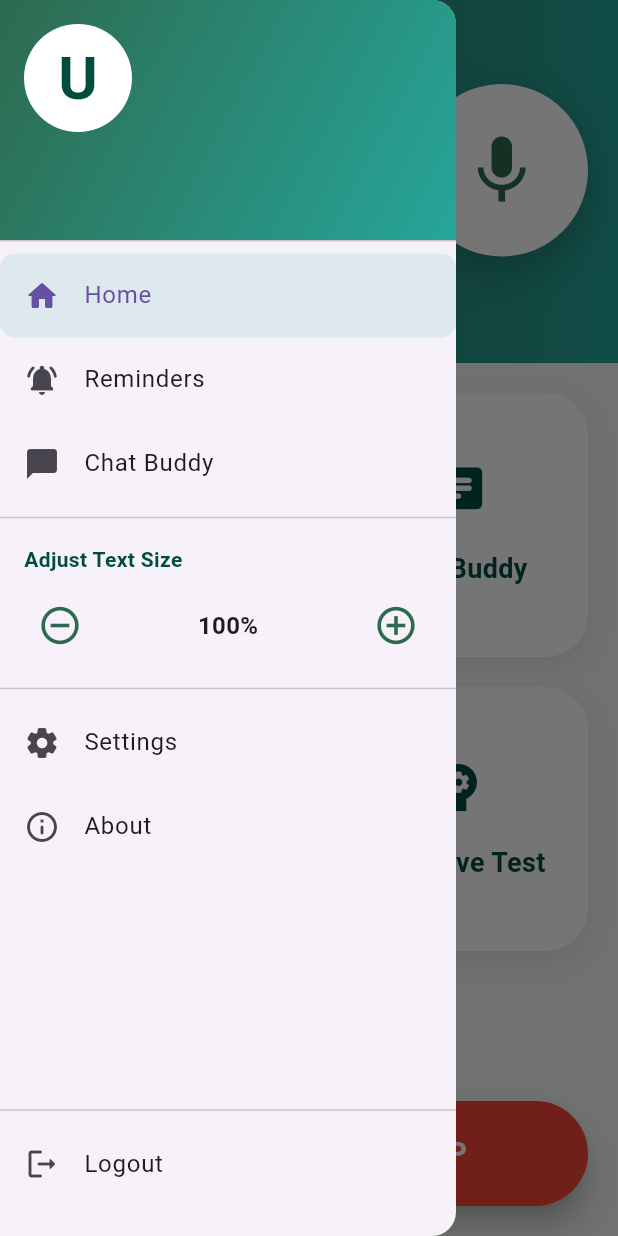
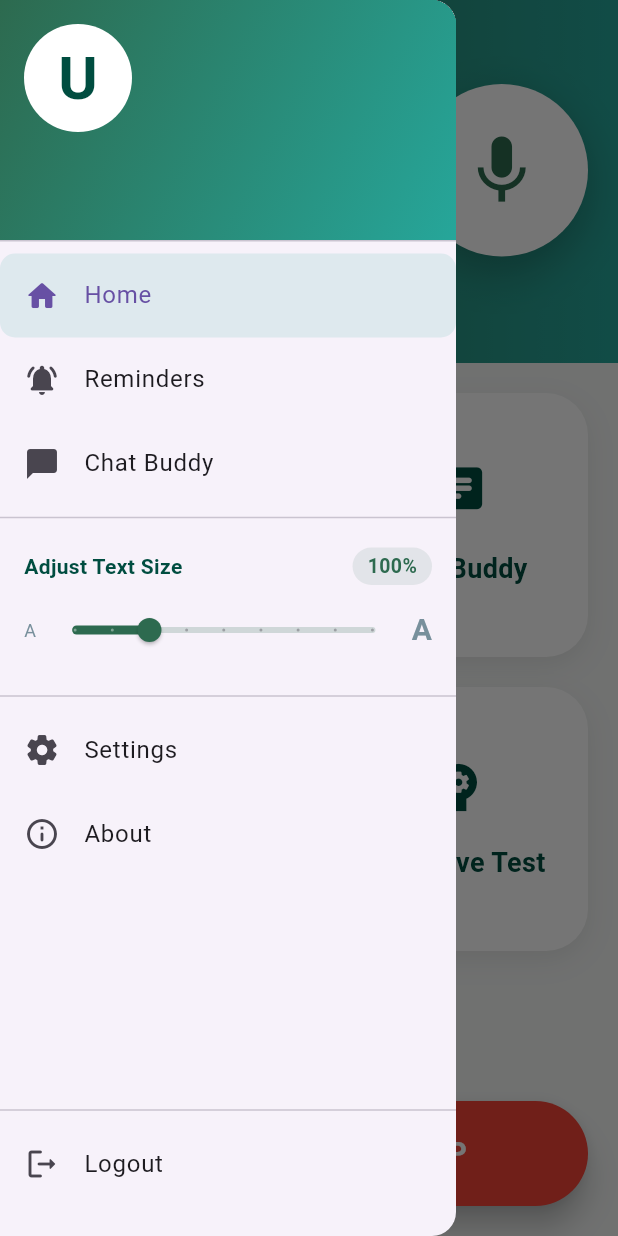
Before and after one commit to BhuwanSoni/dimentia, a Flutter app: the screen it shows once a user with an empty profile is signed in, with the side drawer open, on a phone screen of 412 x 824 dp. Run offline on Flutter 3.47's test engine with Material 3 defaults, Android fonts, the phone set to English and light mode, and no system bars; our stand-ins replace cloud_firestore, emoji_picker_flutter, firebase_auth, firebase_core, flutter_animate, flutter_local_notifications and 9 more; missing offline and left inert: flutter_phone_direct_caller; accounts and stored records are empty; network calls fail; project files that could hold a hidden picture were left out.

Commit message:
Initial com

```diff
--- a/dementia-app-main-22/lib/app_drawer.dart
+++ b/dementia-app-main-22/lib/app_drawer.dart
@@ -1,6 +1,6 @@
 import 'package:flutter/material.dart';
 import 'package:firebase_auth/firebase_auth.dart';
-import 'about_page.dart';      // ✅ ADDED
+import 'about_page.dart';
 import 'chatbot.dart';
 import 'reminders.dart';
 import 'settings.dart';
@@ -18,9 +18,7 @@ class _AppDrawerState extends State<AppDrawer> {
   int _selectedIndex = 0;
 
   void _onItemTapped(int index, VoidCallback navigate) {
-    setState(() {
-      _selectedIndex = index;
-    });
+    setState(() => _selectedIndex = index);
     Navigator.pop(context);
     Future.delayed(const Duration(milliseconds: 200), navigate);
   }
@@ -30,29 +28,11 @@ class _AppDrawerState extends State<AppDrawer> {
     await FirebaseAuth.instance.signOut();
   }
 
-  void _increaseFont() {
-    final settings = SettingsProvider.of(context);
-    if (settings.fontSizeMultiplier < 1.6) {
-      settings.updateFontSize(
-        (settings.fontSizeMultiplier + 0.1).clamp(0.8, 1.6),
-      );
-    }
-  }
-
-  void _decreaseFont() {
-    final settings = SettingsProvider.of(context);
-    if (settings.fontSizeMultiplier > 0.8) {
-      settings.updateFontSize(
-        (settings.fontSizeMultiplier - 0.1).clamp(0.8, 1.6),
-      );
-    }
-  }
-
   @override
   Widget build(BuildContext context) {
-    final user = FirebaseAuth.instance.currentUser;
+    final user     = FirebaseAuth.instance.currentUser;
     final settings = SettingsProvider.of(context);
-    final l = AppLocalizations.of(context)!;
+    final l        = AppLocalizations.of(context)!;
 
     return Drawer(
       child: Column(
@@ -62,7 +42,8 @@ class _AppDrawerState extends State<AppDrawer> {
             child: ListView(
               padding: EdgeInsets.zero,
               children: [
-                // ── Home ───────────────────────────────────────────────────
+
+                // ── Home ─────────────────────────────────────────────────
                 _buildDrawerItem(
                   icon: Icons.home_rounded,
                   text: l.home,
@@ -70,71 +51,104 @@ class _AppDrawerState extends State<AppDrawer> {
                   onTap: () {},
                 ),
 
-                // ── Reminders ──────────────────────────────────────────────
+                // ── Reminders ────────────────────────────────────────────
                 _buildDrawerItem(
                   icon: Icons.notifications_active_rounded,
                   text: l.reminders,
                   index: 1,
                   onTap: () => Navigator.push(
                     context,
-                    MaterialPageRoute(
-                      builder: (_) => const ReminderPage(),
-                    ),
+                    MaterialPageRoute(builder: (_) => const ReminderPage()),
                   ),
                 ),
 
-                // ── Chat Buddy ─────────────────────────────────────────────
+                // ── Chat Buddy ───────────────────────────────────────────
                 _buildDrawerItem(
                   icon: Icons.chat_bubble_rounded,
                   text: l.chatBuddy,
                   index: 2,
                   onTap: () => Navigator.push(
                     context,
-                    MaterialPageRoute(
-                      builder: (_) => const ChatScreen(),
-                    ),
+                    MaterialPageRoute(builder: (_) => const ChatScreen()),
                   ),
                 ),
 
                 const Divider(),
 
-                // ── Adjust Text Size ───────────────────────────────────────
+                // ── Adjust Text Size (slider) ─────────────────────────────
                 Padding(
-                  padding:
-                      const EdgeInsets.symmetric(horizontal: 16, vertical: 10),
+                  padding: const EdgeInsets.symmetric(
+                      horizontal: 16, vertical: 12),
                   child: Column(
                     crossAxisAlignment: CrossAxisAlignment.start,
                     children: [
-                      Text(
-                        l.adjustTextSize,
-                        style: const TextStyle(
-                          fontWeight: FontWeight.bold,
-                          color: Color(0xFF004D40),
-                        ),
-                      ),
-                      const SizedBox(height: 10),
+                      // Label row with live percentage
                       Row(
                         mainAxisAlignment: MainAxisAlignment.spaceBetween,
                         children: [
-                          IconButton(
-                            onPressed: _decreaseFont,
-                            icon: const Icon(Icons.remove_circle_outline),
-                            color: const Color(0xFF2D6A4F),
-                            iconSize: 30,
-                          ),
                           Text(
-                            "${(settings.fontSizeMultiplier * 100).toStringAsFixed(0)}%",
+                            l.adjustTextSize,
                             style: const TextStyle(
-                              fontSize: 16,
                               fontWeight: FontWeight.bold,
+                              color: Color(0xFF004D40),
                             ),
                           ),
-                          IconButton(
-                            onPressed: _increaseFont,
-                            icon: const Icon(Icons.add_circle_outline),
-                            color: const Color(0xFF2D6A4F),
-                            iconSize: 30,
+                          Container(
+                            padding: const EdgeInsets.symmetric(
+                                horizontal: 10, vertical: 3),
+                            decoration: BoxDecoration(
+                              color: const Color(0xFF2D6A4F).withOpacity(0.10),
+                              borderRadius: BorderRadius.circular(20),
+                            ),
+                            child: Text(
+                              "${(settings.fontSizeMultiplier * 100).toStringAsFixed(0)}%",
+                              style: const TextStyle(
+                                fontSize: 13,
+                                fontWeight: FontWeight.bold,
+                                color: Color(0xFF2D6A4F),
+                              ),
+                            ),
                           ),
+                        ],
+                      ),
+
+                      const SizedBox(height: 6),
+
+                      // Small / Large end-labels
+                      Row(
+                        children: [
+                          const Text("A",
+                              style: TextStyle(
+                                  fontSize: 12,
+                                  color: Color(0xFF78909C))),
+                          Expanded(
+                            child: SliderTheme(
+                              data: SliderTheme.of(context).copyWith(
+                                activeTrackColor: const Color(0xFF2D6A4F),
+                                inactiveTrackColor:
+                                    const Color(0xFF2D6A4F).withOpacity(0.20),
+                                thumbColor: const Color(0xFF2D6A4F),
+                                overlayColor:
+                                    const Color(0xFF2D6A4F).withOpacity(0.12),
+                                trackHeight: 4,
+                                thumbShape: const RoundSliderThumbShape(
+                                    enabledThumbRadius: 8),
+                              ),
+                              child: Slider(
+                                value: settings.fontSizeMultiplier,
+                                min: 0.8,
+                                max: 1.6,
+                                divisions: 8,   // steps: 0.8 0.9 1.0 … 1.6
+                                onChanged: (v) =>
+                                    settings.updateFontSize(v),
+                              ),
+                            ),
+                          ),
+                          const Text("A",
+                              style: TextStyle(
+                                  fontSize: 20,
+                                  fontWeight: FontWeight.bold,
+                                  color: Color(0xFF78909C))),
                         ],
                       ),
                     ],
@@ -143,30 +157,25 @@ class _AppDrawerState extends State<AppDrawer> {
 
                 const Divider(),
 
-                // ── Settings ───────────────────────────────────────────────
+                // ── Settings ─────────────────────────────────────────────
                 _buildDrawerItem(
                   icon: Icons.settings_rounded,
                   text: l.settings,
                   index: 3,
                   onTap: () => Navigator.push(
                     context,
-                    MaterialPageRoute(
-                      builder: (_) => const SettingsPage(),
-                    ),
+                    MaterialPageRoute(builder: (_) => const SettingsPage()),
                   ),
                 ),
 
-                // ── About ──────────────────────────────────────────────────
-                // ✅ ADDED: opens AboutPage — shows all features + usage tips.
+                // ── About ────────────────────────────────────────────────
                 _buildDrawerItem(
                   icon: Icons.info_outline_rounded,
-                  text: 'About',          // swap for l.about if you add it to ARB
+                  text: 'About',
                   index: 4,
                   onTap: () => Navigator.push(
                     context,
-                    MaterialPageRoute(
-                      builder: (_) => const AboutPage(),
-                    ),
+                    MaterialPageRoute(builder: (_) => const AboutPage()),
                   ),
                 ),
               ],
@@ -175,7 +184,7 @@ class _AppDrawerState extends State<AppDrawer> {
 
           const Divider(),
 
-          // ── Logout ─────────────────────────────────────────────────────
+          // ── Logout ───────────────────────────────────────────────────
           ListTile(
             leading: const Icon(Icons.logout_rounded),
             title: Text(l.logout),
@@ -188,17 +197,14 @@ class _AppDrawerState extends State<AppDrawer> {
     );
   }
 
-  // ── Drawer header ──────────────────────────────────────────────────────────
+  // ── Drawer header ─────────────────────────────────────────────────────────
   Widget _buildDrawerHeader(User? user, AppLocalizations l) {
     final String name = user?.displayName ?? "User";
 
     return UserAccountsDrawerHeader(
       accountName: Text(
         name,
-        style: const TextStyle(
-          fontWeight: FontWeight.bold,
-          fontSize: 18,
-        ),
+        style: const TextStyle(fontWeight: FontWeight.bold, fontSize: 18),
       ),
       accountEmail: const Text(""),
       currentAccountPicture: CircleAvatar(
@@ -222,7 +228,7 @@ class _AppDrawerState extends State<AppDrawer> {
     );
   }
 
-  // ── Item builder ───────────────────────────────────────────────────────────
+  // ── Item builder ─────────────────────────────────────────────────────────
   Widget _buildDrawerItem({
     required IconData icon,
     required String text,
--- a/dementia-app-main-22/lib/questionnaire_page.dart
+++ b/dementia-app-main-22/lib/questionnaire_page.dart
@@ -629,7 +629,7 @@ class _QuestionnairePageState extends State<QuestionnairePage>
                   Expanded(
                     child: _fieldCard(
                       controller: eduYearsController,
-                      label: "Edu. Years",
+                      label: "Educational Years",
                       icon: Icons.school_outlined,
                       type: TextInputType.number,
                     ),
--- a/dementia-app-main-22/pubspec.yaml
+++ b/dementia-app-main-22/pubspec.yaml
@@ -15,7 +15,6 @@ dependencies:
   flutter_localizations:
     sdk: flutter
   intl: ^0.20.2
-
   # 🔥 Firebase (STABLE COMBO)
   firebase_core: ^3.6.0
   firebase_messaging: ^15.0.0
```
Also changed, not shown: dementia-app-main-22/lib/family_page.dart (+0 -21 lines).
